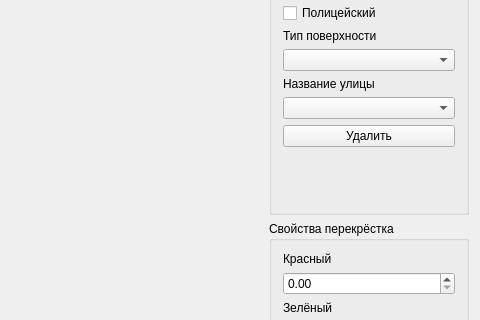
Old version of the form mainwindow.ui in the repository Berimor66/humblemaps; both pictures show x 490 to 970 and y 87 to 407 of the 970 by 583 pixel window.
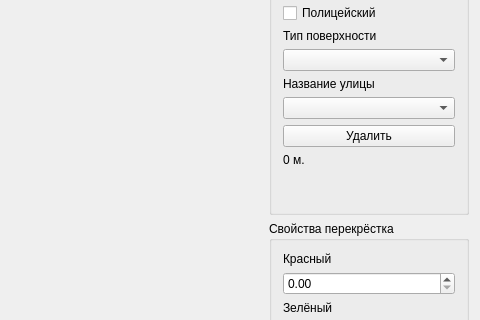
New version of the form. Icons and pictures are not drawn.

Commit message: Optimization algorithm changed

What changed in the file:
```diff
--- a/mainwindow.ui
+++ b/mainwindow.ui
@@ -120,6 +120,19 @@
             </property>
            </widget>
           </item>
+          <item>
+           <widget class="QLabel" name="labelStreetLength">
+            <property name="sizePolicy">
+             <sizepolicy hsizetype="Preferred" vsizetype="Fixed">
+              <horstretch>0</horstretch>
+              <verstretch>0</verstretch>
+             </sizepolicy>
+            </property>
+            <property name="text">
+             <string>0 м.</string>
+            </property>
+           </widget>
+          </item>
           <item>
            <widget class="QWidget" name="widget_2" native="true"/>
           </item>
```
The commit also changes 2 other files.
